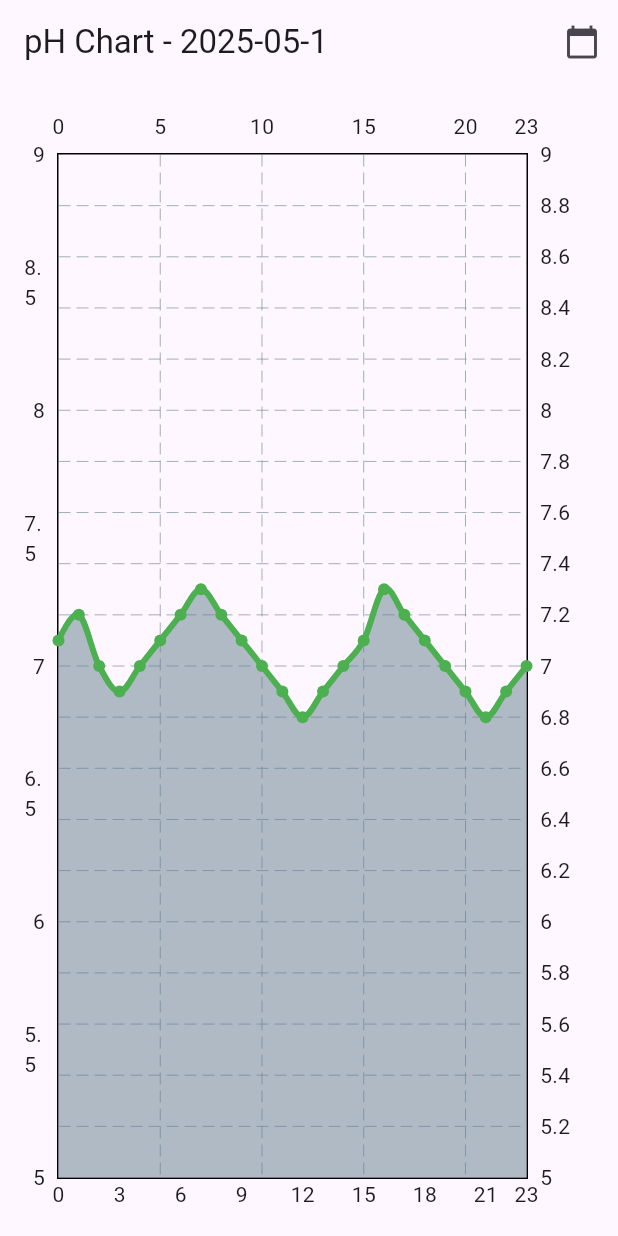
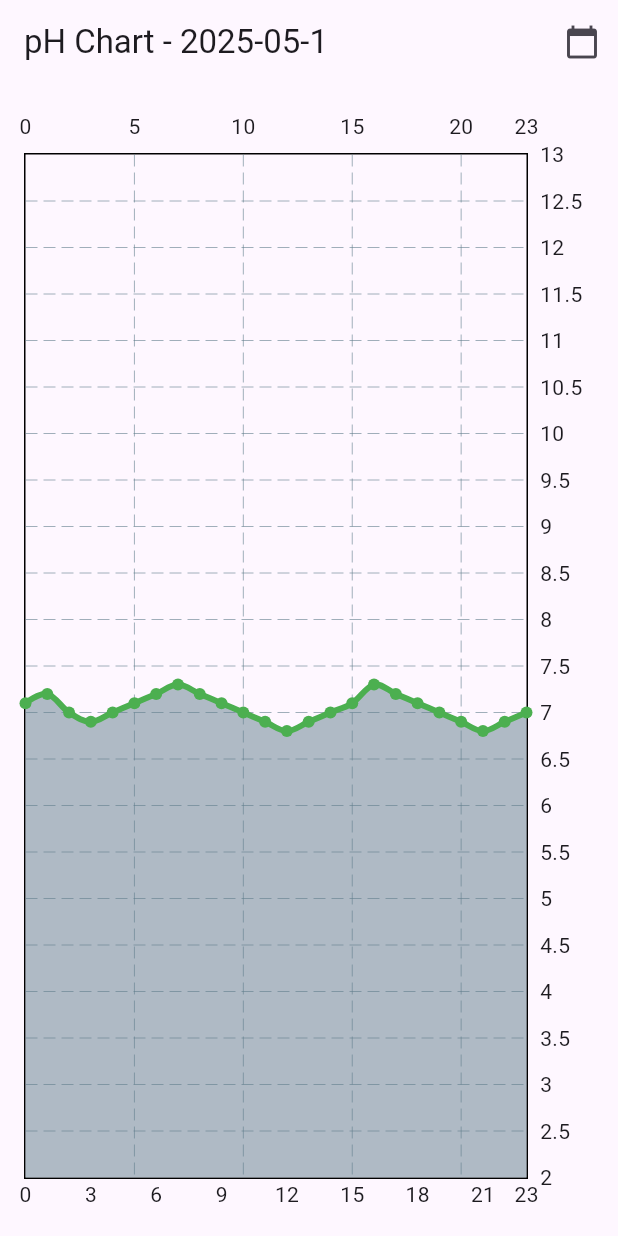
Before and after one commit to DinethShakya23/e20-3yp-Smart-Aquarium, a Flutter app: the PHChartPage screen opened directly, on a phone screen of 412 x 824 dp. Run offline on Flutter 3.47's test engine with Material 3 defaults, Android fonts, the phone set to English and light mode, and no system bars; drawn by our look-alikes of fl_chart; our stand-ins replace font_awesome_flutter, image_picker, shared_preferences, syncfusion_flutter_gauges; missing offline and left inert: media_kit, media_kit_video; accounts and stored records are empty; network calls fail.

Commit message:
Update charts

```diff
--- a/code/Frontend/lib/widgets/PHChart.dart
+++ b/code/Frontend/lib/widgets/PHChart.dart
@@ -136,7 +136,7 @@ class _PHChartPageState extends State<PHChartPage> {
                   gridData: FlGridData(show: true),
                   titlesData: FlTitlesData(
                     leftTitles: AxisTitles(
-                      sideTitles: SideTitles(showTitles: true, interval: 0.5),
+                      sideTitles: SideTitles(showTitles: false, interval: 0.5),
                     ),
                     bottomTitles: AxisTitles(
                       sideTitles: SideTitles(
@@ -149,8 +149,8 @@ class _PHChartPageState extends State<PHChartPage> {
                   ),
                   minX: 0,
                   maxX: 23,
-                  minY: 5,
-                  maxY: 9,
+                  minY: 2,
+                  maxY: 13,
                   lineBarsData: [
                     LineChartBarData(
                       spots: spots,
--- a/code/Frontend/lib/widgets/TemperatureChart.dart
+++ b/code/Frontend/lib/widgets/TemperatureChart.dart
@@ -226,7 +226,7 @@ class _TemperatureChartPageState extends State<TemperatureChartPage> {
                                             minX: 0,
                                             maxX: 23,
                                             minY: 5,
-                                            maxY: 35,
+                                            maxY: 40,
                                             lineBarsData: [
                                               LineChartBarData(
                                                 spots: spots,
--- a/code/Frontend/lib/widgets/TurbidityChart.dart
+++ b/code/Frontend/lib/widgets/TurbidityChart.dart
@@ -137,7 +137,7 @@ class _TurbidityChartPageState extends State<TurbidityChartPage> {
                   gridData: FlGridData(show: true),
                   titlesData: FlTitlesData(
                     leftTitles: AxisTitles(
-                      sideTitles: SideTitles(showTitles: true, interval: 0.5),
+                      sideTitles: SideTitles(showTitles: false, interval: 0.5),
                     ),
                     bottomTitles: AxisTitles(
                       sideTitles: SideTitles(
@@ -151,7 +151,7 @@ class _TurbidityChartPageState extends State<TurbidityChartPage> {
                   minX: 0,
                   maxX: 23,
                   minY: 0,
-                  maxY: 5,
+                  maxY: 100,
                   lineBarsData: [
                     LineChartBarData(
                       spots: spots,
```
